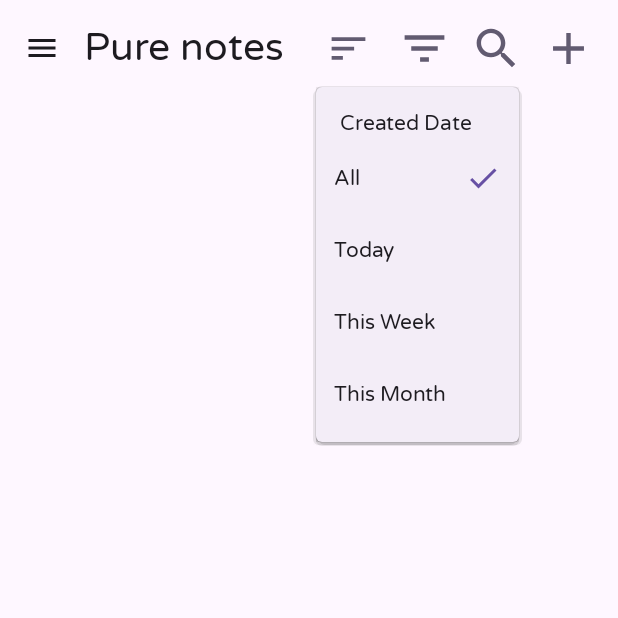
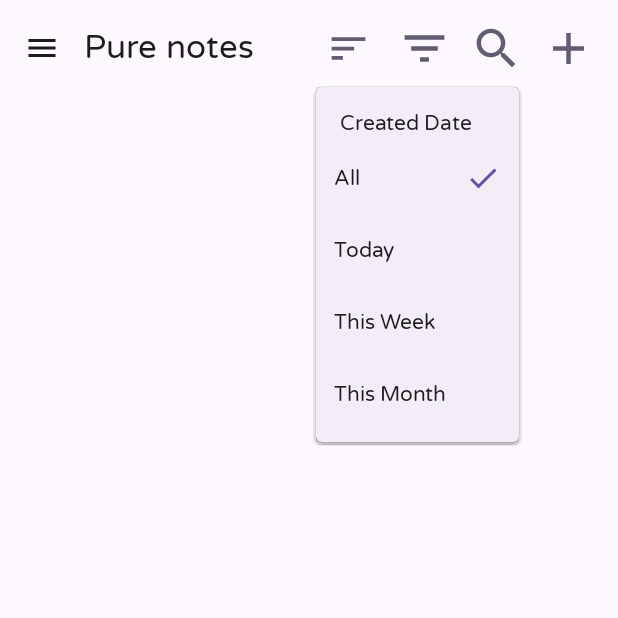
Before and after one commit to AllramEst83/CodedByKay.PureNotes, an Android app built with Jetpack Compose: the screen it shows after launch (MainActivity), after a tap on "Filter", on a phone screen of 412 x 824 dp, the top half of it. Run offline under Robolectric (Android 15) with nearby library versions, the phone set to English and light mode, and no system bars; our stand-ins replace Room's generated code, livedata-compose.

Commit message:
Added resizable title to ToDoPage.kt and ToDoGroupPage.kt

```diff
--- a/app/src/main/java/com/codedbykay/purenotes/pages/ToDoGroupPage.kt
+++ b/app/src/main/java/com/codedbykay/purenotes/pages/ToDoGroupPage.kt
@@ -35,6 +35,7 @@ import androidx.compose.runtime.setValue
 import androidx.compose.ui.Alignment
 import androidx.compose.ui.Modifier
 import androidx.compose.ui.layout.onGloballyPositioned
+import androidx.compose.ui.platform.LocalConfiguration
 import androidx.compose.ui.platform.LocalDensity
 import androidx.compose.ui.res.painterResource
 import androidx.compose.ui.res.stringResource
@@ -98,6 +99,14 @@ fun ToDoGroupPage(
             if (visible) inputFieldHeight else 0.dp
         }
 
+        val localConfiguration = LocalConfiguration.current
+        val screenWidthDp = localConfiguration.screenWidthDp
+        val fontSize = when {
+            screenWidthDp <= 360 -> 18.sp
+            screenWidthDp <= 480 -> 22.sp
+            else -> 26.sp
+        }
+
         LaunchedEffect(Unit) {
             delay(400)
             isInitialized = true
@@ -123,7 +132,7 @@ fun ToDoGroupPage(
                     TopAppBar(
                         title = {
                             Text(
-                                fontSize = 26.sp,
+                                fontSize = fontSize,
                                 text = stringResource(id = R.string.app_name)
                             )
                         },
```
Also changed, not shown: app/src/main/java/com/codedbykay/purenotes/pages/ToDoPage.kt (+12 -3 lines).
